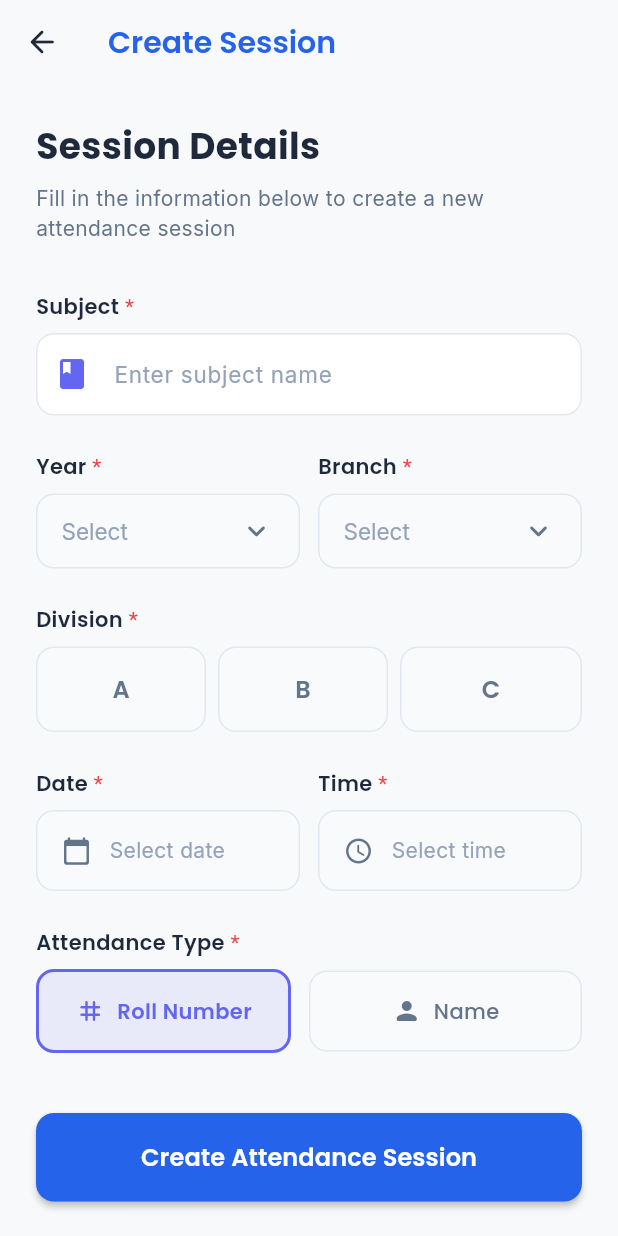
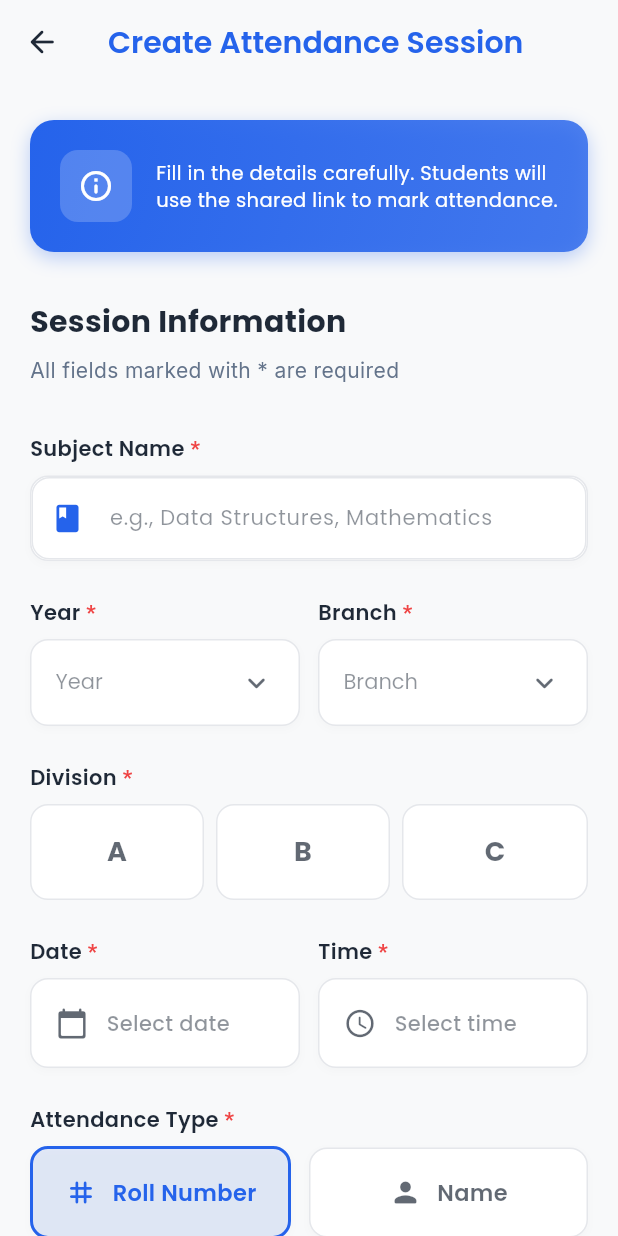
Before and after one commit to Abhishekshelar208/attendo-quick-attendance-by-sharing-link-, a Flutter app: the CreateAttendanceScreen screen opened directly, on a phone screen of 412 x 824 dp. Run offline on Flutter 3.47's test engine with Material 3 defaults, Android fonts, the phone set to English and light mode, and no system bars; our stand-ins replace firebase_core, firebase_database, google_fonts, share_plus, shared_preferences; accounts and stored records are empty.

Commit message:
Improve CreateAttendanceScreen UI: Fix hint visibility and enhance professional appearance
- Add gradient info card at top with helpful instructions
- Wrap subject input in card container with visible hints (e.g., Data Structures, Mathematics)
- Enhance all dropdowns with card-style design and better visibility
- Improve division selector with larger buttons and bold text
- Upgrade date/time pickers with better padding and icons
- Make type selector more prominent with icon+text combo
- Implement theme-aware styling using ThemeHelper throughout
- Improve typography with Poppins font (proper weights)
- Add subtle shadows for depth and professional look
- Increase touch targets for better accessibility
- Perfect dark mode support with adaptive colors
- Better visual feedback on selection states
- Add comprehensive documentation of improvements

```diff
--- a/lib/pages/CreateAttendanceScreen.dart
+++ b/lib/pages/CreateAttendanceScreen.dart
@@ -2,6 +2,7 @@ import 'package:flutter/material.dart';
 import 'package:firebase_database/firebase_database.dart';
 import 'package:google_fonts/google_fonts.dart';
 import 'package:intl/intl.dart';
+import 'package:attendo/utils/theme_helper.dart';
 import 'ShareAttendanceScreen.dart';
 
 class CreateAttendanceScreen extends StatefulWidget {
@@ -110,7 +111,7 @@ class _CreateAttendanceScreenState extends State<CreateAttendanceScreen> {
                 ),
                 SizedBox(height: 16),
                 Text(
-                  'Creating session...',
+                  'Creating attendance...',
                   style: GoogleFonts.poppins(
                     fontSize: 14,
                     color: Color(0xFF64748B),
@@ -168,36 +169,82 @@ class _CreateAttendanceScreenState extends State<CreateAttendanceScreen> {
   @override
   Widget build(BuildContext context) {
     return Scaffold(
+      backgroundColor: ThemeHelper.getBackgroundColor(context),
       appBar: AppBar(
         title: Text(
-          "Create Session",
+          "Create Attendance Session",
           style: GoogleFonts.poppins(fontWeight: FontWeight.w600),
         ),
         leading: IconButton(
           icon: Icon(Icons.arrow_back_rounded),
           onPressed: () => Navigator.pop(context),
         ),
+        elevation: 0,
       ),
       body: SafeArea(
         child: SingleChildScrollView(
-          padding: EdgeInsets.all(24),
+          padding: EdgeInsets.symmetric(horizontal: 20, vertical: 24),
           child: Form(
             key: _formKey,
             child: Column(
               crossAxisAlignment: CrossAxisAlignment.start,
               children: [
-                // Header
+                // Info Card
+                Container(
+                  padding: EdgeInsets.all(20),
+                  decoration: BoxDecoration(
+                    gradient: ThemeHelper.getPrimaryGradient(context),
+                    borderRadius: BorderRadius.circular(16),
+                    boxShadow: [
+                      BoxShadow(
+                        color: ThemeHelper.getPrimaryColor(context).withValues(alpha: 0.3),
+                        blurRadius: 10,
+                        offset: Offset(0, 4),
+                      ),
+                    ],
+                  ),
+                  child: Row(
+                    children: [
+                      Container(
+                        padding: EdgeInsets.all(12),
+                        decoration: BoxDecoration(
+                          color: Colors.white.withValues(alpha: 0.2),
+                          borderRadius: BorderRadius.circular(12),
+                        ),
+                        child: Icon(
+                          Icons.info_outline_rounded,
+                          color: Colors.white,
+                          size: 24,
+                        ),
+                      ),
+                      SizedBox(width: 16),
+                      Expanded(
+                        child: Text(
+                          'Fill in the details carefully. Students will use the shared link to mark attendance.',
+                          style: GoogleFonts.poppins(
+                            fontSize: 13,
+                            color: Colors.white,
+                            height: 1.4,
+                          ),
+                        ),
+                      ),
+                    ],
+                  ),
+                ),
+                SizedBox(height: 32),
+
+                // Form Title
                 Text(
-                  "Session Details",
+                  "Session Information",
                   style: GoogleFonts.poppins(
-                    fontSize: 24,
+                    fontSize: 20,
                     fontWeight: FontWeight.w700,
-                    color: Color(0xFF1E293B),
+                    color: ThemeHelper.getTextPrimary(context),
                   ),
                 ),
                 SizedBox(height: 8),
                 Text(
-                  "Fill in the information below to create a new attendance session",
+                  "All fields marked with * are required",
                   style: GoogleFonts.inter(
                     fontSize: 14,
                     color: Color(0xFF64748B),
@@ -206,20 +253,45 @@ class _CreateAttendanceScreenState extends State<CreateAttendanceScreen> {
                 SizedBox(height: 32),
 
                 // Subject Name
-                _buildSectionLabel("Subject", true),
+                _buildSectionLabel(context, "Subject Name", true),
                 SizedBox(height: 8),
-                TextFormField(
+                Container(
+                  decoration: BoxDecoration(
+                    color: ThemeHelper.getCardColor(context),
+                    borderRadius: BorderRadius.circular(12),
+                    border: Border.all(
+                      color: ThemeHelper.getBorderColor(context),
+                      width: 1,
+                    ),
+                    boxShadow: [
+                      BoxShadow(
+                        color: Colors.black.withValues(alpha: 0.02),
+                        blurRadius: 4,
+                        offset: Offset(0, 2),
+                      ),
+                    ],
+                  ),
+                  child: TextFormField(
                     controller: _subjectController,
-                  style: GoogleFonts.inter(
+                    style: GoogleFonts.poppins(
                       fontSize: 15,
-                    color: Color(0xFF1E293B),
+                      fontWeight: FontWeight.w500,
+                      color: ThemeHelper.getTextPrimary(context),
                     ),
                     decoration: InputDecoration(
-                    hintText: "Enter subject name",
-                    hintStyle: GoogleFonts.inter(
-                      color: Color(0xFF94A3B8),
+                      hintText: "e.g., Data Structures, Mathematics",
+                      hintStyle: GoogleFonts.poppins(
+                        fontSize: 14,
+                        color: ThemeHelper.getTextTertiary(context),
+                        fontWeight: FontWeight.w400,
                       ),
-                    prefixIcon: Icon(Icons.book_rounded, color: Color(0xFF6366F1)),
+                      prefixIcon: Icon(
+                        Icons.book_rounded,
+                        color: ThemeHelper.getPrimaryColor(context),
+                        size: 22,
+                      ),
+                      border: InputBorder.none,
+                      contentPadding: EdgeInsets.symmetric(horizontal: 16, vertical: 16),
                     ),
                     validator: (value) {
                       if (value == null || value.trim().isEmpty) {
@@ -227,6 +299,7 @@ class _CreateAttendanceScreenState extends State<CreateAttendanceScreen> {
                       }
                       return null;
                     },
+                  ),
                 ),
                 SizedBox(height: 24),
 
@@ -237,12 +310,13 @@ class _CreateAttendanceScreenState extends State<CreateAttendanceScreen> {
                       child: Column(
                         crossAxisAlignment: CrossAxisAlignment.start,
                         children: [
-                          _buildSectionLabel("Year", true),
+                          _buildSectionLabel(context, "Year", true),
                           SizedBox(height: 8),
                           _buildDropdown(
+                            context,
                             value: selectedYear,
                             items: years,
-                            hint: "Select",
+                            hint: "Year",
                             icon: Icons.school_rounded,
                             onChanged: (value) => setState(() => selectedYear = value),
                           ),
@@ -254,12 +328,13 @@ class _CreateAttendanceScreenState extends State<CreateAttendanceScreen> {
                       child: Column(
                         crossAxisAlignment: CrossAxisAlignment.start,
                         children: [
-                          _buildSectionLabel("Branch", true),
+                          _buildSectionLabel(context, "Branch", true),
                           SizedBox(height: 8),
                           _buildDropdown(
+                            context,
                             value: selectedBranch,
                             items: branches,
-                            hint: "Select",
+                            hint: "Branch",
                             icon: Icons.apartment_rounded,
                             onChanged: (value) => setState(() => selectedBranch = value),
                           ),
@@ -271,9 +346,9 @@ class _CreateAttendanceScreenState extends State<CreateAttendanceScreen> {
                 SizedBox(height: 24),
 
                 // Division
-                _buildSectionLabel("Division", true),
+                _buildSectionLabel(context, "Division", true),
                 SizedBox(height: 8),
-                _buildDivisionSelector(),
+                _buildDivisionSelector(context),
                 SizedBox(height: 24),
 
                 // Date and Time
@@ -283,9 +358,10 @@ class _CreateAttendanceScreenState extends State<CreateAttendanceScreen> {
                       child: Column(
                         crossAxisAlignment: CrossAxisAlignment.start,
                         children: [
-                          _buildSectionLabel("Date", true),
+                          _buildSectionLabel(context, "Date", true),
                           SizedBox(height: 8),
                           _buildDateTimeTile(
+                            context,
                             icon: Icons.calendar_today_rounded,
                             text: selectedDate != null
                                 ? DateFormat('dd MMM yyyy').format(selectedDate!)
@@ -301,9 +377,10 @@ class _CreateAttendanceScreenState extends State<CreateAttendanceScreen> {
                       child: Column(
                         crossAxisAlignment: CrossAxisAlignment.start,
                         children: [
-                          _buildSectionLabel("Time", true),
+                          _buildSectionLabel(context, "Time", true),
                           SizedBox(height: 8),
                           _buildDateTimeTile(
+                            context,
                             icon: Icons.access_time_rounded,
                             text: selectedTime != null
                                 ? selectedTime!.format(context)
@@ -319,9 +396,9 @@ class _CreateAttendanceScreenState extends State<CreateAttendanceScreen> {
                 SizedBox(height: 24),
 
                 // Type Selection
-                _buildSectionLabel("Attendance Type", true),
+                _buildSectionLabel(context, "Attendance Type", true),
                 SizedBox(height: 8),
-                _buildTypeSelector(),
+                _buildTypeSelector(context),
                 SizedBox(height: 40),
 
                 // Create Button
@@ -350,7 +427,7 @@ class _CreateAttendanceScreenState extends State<CreateAttendanceScreen> {
     );
   }
 
-  Widget _buildSectionLabel(String label, bool required) {
+  Widget _buildSectionLabel(BuildContext context, String label, bool required) {
     return Row(
       children: [
         Text(
@@ -358,19 +435,24 @@ class _CreateAttendanceScreenState extends State<CreateAttendanceScreen> {
           style: GoogleFonts.poppins(
             fontSize: 14,
             fontWeight: FontWeight.w600,
-            color: Color(0xFF1E293B),
+            color: ThemeHelper.getTextPrimary(context),
           ),
         ),
         if (required)
           Text(
             ' *',
-            style: TextStyle(color: Color(0xFFEF4444), fontSize: 14),
+            style: TextStyle(
+              color: ThemeHelper.getErrorColor(context),
+              fontSize: 14,
+              fontWeight: FontWeight.w600,
+            ),
           ),
       ],
     );
   }
 
-  Widget _buildDropdown({
+  Widget _buildDropdown(
+    BuildContext context, {
     required String? value,
     required List<String> items,
     required String hint,
@@ -379,9 +461,19 @@ class _CreateAttendanceScreenState extends State<CreateAttendanceScreen> {
   }) {
     return Container(
       decoration: BoxDecoration(
-        color: Color(0xFFF8FAFC),
+        color: ThemeHelper.getCardColor(context),
         borderRadius: BorderRadius.circular(12),
-        border: Border.all(color: Color(0xFFE2E8F0)),
+        border: Border.all(
+          color: ThemeHelper.getBorderColor(context),
+          width: 1,
+        ),
+        boxShadow: [
+          BoxShadow(
+            color: Colors.black.withValues(alpha: 0.02),
+            blurRadius: 4,
+            offset: Offset(0, 2),
+          ),
+        ],
       ),
       child: DropdownButtonHideUnderline(
         child: DropdownButton<String>(
@@ -389,15 +481,23 @@ class _CreateAttendanceScreenState extends State<CreateAttendanceScreen> {
           isExpanded: true,
           hint: Text(
             hint,
-            style: GoogleFonts.inter(color: Color(0xFF94A3B8), fontSize: 15),
+            style: GoogleFonts.poppins(
+              color: ThemeHelper.getTextTertiary(context),
+              fontSize: 14,
+              fontWeight: FontWeight.w400,
             ),
-          icon: Icon(Icons.keyboard_arrow_down_rounded, color: Color(0xFF64748B)),
-          style: GoogleFonts.inter(
+          ),
+          icon: Icon(
+            Icons.keyboard_arrow_down_rounded,
+            color: ThemeHelper.getTextSecondary(context),
+          ),
+          style: GoogleFonts.poppins(
             fontSize: 15,
-            color: Color(0xFF1E293B),
+            fontWeight: FontWeight.w500,
+            color: ThemeHelper.getTextPrimary(context),
           ),
-          dropdownColor: Colors.white,
-          padding: EdgeInsets.symmetric(horizontal: 16),
+          dropdownColor: ThemeHelper.getCardColor(context),
+          padding: EdgeInsets.symmetric(horizontal: 16, vertical: 4),
           items: items.map((item) {
             return DropdownMenuItem(
               value: item,
@@ -410,7 +510,7 @@ class _CreateAttendanceScreenState extends State<CreateAttendanceScreen> {
     );
   }
 
-  Widget _buildDivisionSelector() {
+  Widget _buildDivisionSelector(BuildContext context) {
     return Row(
       children: divisions.map((division) {
         bool isSelected = selectedDivision == division;
@@ -421,22 +521,38 @@ class _CreateAttendanceScreenState extends State<CreateAttendanceScreen> {
               onTap: () => setState(() => selectedDivision = division),
               borderRadius: BorderRadius.circular(12),
               child: Container(
-                padding: EdgeInsets.symmetric(vertical: 16),
+                padding: EdgeInsets.symmetric(vertical: 18),
                 decoration: BoxDecoration(
-                  color: isSelected ? Color(0xFF6366F1) : Color(0xFFF8FAFC),
+                  color: isSelected
+                      ? ThemeHelper.getPrimaryColor(context)
+                      : ThemeHelper.getCardColor(context),
                   borderRadius: BorderRadius.circular(12),
                   border: Border.all(
-                    color: isSelected ? Color(0xFF6366F1) : Color(0xFFE2E8F0),
+                    color: isSelected
+                        ? ThemeHelper.getPrimaryColor(context)
+                        : ThemeHelper.getBorderColor(context),
                     width: isSelected ? 2 : 1,
                   ),
+                  boxShadow: isSelected
+                      ? [
+                          BoxShadow(
+                            color: ThemeHelper.getPrimaryColor(context)
+                                .withValues(alpha: 0.3),
+                            blurRadius: 8,
+                            offset: Offset(0, 4),
+                          ),
+                        ]
+                      : [],
                 ),
                 child: Center(
                   child: Text(
                     division,
                     style: GoogleFonts.poppins(
-                      fontSize: 16,
-                      fontWeight: FontWeight.w600,
-                      color: isSelected ? Colors.white : Color(0xFF64748B),
+                      fontSize: 18,
+                      fontWeight: FontWeight.w700,
+                      color: isSelected
+                          ? Colors.white
+                          : ThemeHelper.getTextSecondary(context),
                     ),
                   ),
                 ),
@@ -448,7 +564,8 @@ class _CreateAttendanceScreenState extends State<CreateAttendanceScreen> {
     );
   }
 
-  Widget _buildDateTimeTile({
+  Widget _buildDateTimeTile(
+    BuildContext context, {
     required IconData icon,
     required String text,
     required VoidCallback onTap,
@@ -458,30 +575,43 @@ class _CreateAttendanceScreenState extends State<CreateAttendanceScreen> {
       onTap: onTap,
       borderRadius: BorderRadius.circular(12),
       child: Container(
-        padding: EdgeInsets.symmetric(horizontal: 16, vertical: 16),
+        padding: EdgeInsets.symmetric(horizontal: 16, vertical: 18),
         decoration: BoxDecoration(
-          color: Color(0xFFF8FAFC),
+          color: ThemeHelper.getCardColor(context),
           borderRadius: BorderRadius.circular(12),
           border: Border.all(
-            color: isSelected ? Color(0xFF6366F1) : Color(0xFFE2E8F0),
+            color: isSelected
+                ? ThemeHelper.getPrimaryColor(context)
+                : ThemeHelper.getBorderColor(context),
             width: isSelected ? 2 : 1,
           ),
+          boxShadow: [
+            BoxShadow(
+              color: Colors.black.withValues(alpha: 0.02),
+              blurRadius: 4,
+              offset: Offset(0, 2),
+            ),
+          ],
         ),
         child: Row(
           children: [
             Icon(
               icon,
-              size: 20,
-              color: isSelected ? Color(0xFF6366F1) : Color(0xFF64748B),
+              size: 22,
+              color: isSelected
+                  ? ThemeHelper.getPrimaryColor(context)
+                  : ThemeHelper.getTextSecondary(context),
             ),
             SizedBox(width: 12),
             Expanded(
               child: Text(
                 text,
-                style: GoogleFonts.inter(
+                style: GoogleFonts.poppins(
                   fontSize: 14,
-                  color: isSelected ? Color(0xFF1E293B) : Color(0xFF94A3B8),
-                  fontWeight: isSelected ? FontWeight.w500 : FontWeight.normal,
+                  fontWeight: FontWeight.w500,
+                  color: isSelected
+                      ? ThemeHelper.getTextPrimary(context)
+                      : ThemeHelper.getTextTertiary(context),
                 ),
               ),
             ),
@@ -491,7 +621,7 @@ class _CreateAttendanceScreenState extends State<CreateAttendanceScreen> {
     );
   }
 
-  Widget _buildTypeSelector() {
+  Widget _buildTypeSelector(BuildContext context) {
     return Row(
       children: types.map((type) {
         bool isSelected = selectedType == type;
@@ -502,30 +632,47 @@ class _CreateAttendanceScreenState extends State<CreateAttendanceScreen> {
               onTap: () => setState(() => selectedType = type),
               borderRadius: BorderRadius.circular(12),
               child: Container(
-                padding: EdgeInsets.symmetric(vertical: 16),
+                padding: EdgeInsets.symmetric(vertical: 18),
                 decoration: BoxDecoration(
-                  color: isSelected ? Color(0xFF6366F1).withOpacity(0.1) : Color(0xFFF8FAFC),
+                  color: isSelected
+                      ? ThemeHelper.getPrimaryColor(context).withValues(alpha: 0.1)
+                      : ThemeHelper.getCardColor(context),
                   borderRadius: BorderRadius.circular(12),
                   border: Border.all(
-                    color: isSelected ? Color(0xFF6366F1) : Color(0xFFE2E8F0),
+                    color: isSelected
+                        ? ThemeHelper.getPrimaryColor(context)
+                        : ThemeHelper.getBorderColor(context),
                     width: isSelected ? 2 : 1,
                   ),
+                  boxShadow: [
+                    BoxShadow(
+                      color: Colors.black.withValues(alpha: 0.02),
+                      blurRadius: 4,
+                      offset: Offset(0, 2),
+                    ),
+                  ],
                 ),
                 child: Row(
                   mainAxisAlignment: MainAxisAlignment.center,
                   children: [
                     Icon(
-                      type == 'Roll Number' ? Icons.tag_rounded : Icons.person_rounded,
-                      size: 20,
-                      color: isSelected ? Color(0xFF6366F1) : Color(0xFF64748B),
+                      type == 'Roll Number'
+                          ? Icons.tag_rounded
+                          : Icons.person_rounded,
+                      size: 22,
+                      color: isSelected
+                          ? ThemeHelper.getPrimaryColor(context)
+                          : ThemeHelper.getTextSecondary(context),
                     ),
-                    SizedBox(width: 8),
+                    SizedBox(width: 10),
                     Text(
                       type,
                       style: GoogleFonts.poppins(
-                        fontSize: 14,
-                        fontWeight: isSelected ? FontWeight.w600 : FontWeight.w500,
-                        color: isSelected ? Color(0xFF6366F1) : Color(0xFF64748B),
+                        fontSize: 15,
+                        fontWeight: FontWeight.w600,
+                        color: isSelected
+                            ? ThemeHelper.getPrimaryColor(context)
+                            : ThemeHelper.getTextSecondary(context),
                       ),
                     ),
                   ],
```
Also changed, not shown: 1 other file. Lines whose indentation alone changed are shown as unchanged.
